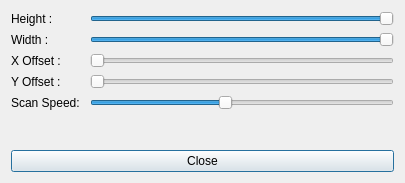
First picture: the form in calibrer.ui, repository johnsudaar/EdgeNightController, before the edit.
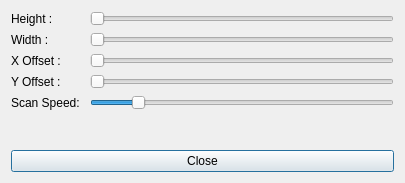
Second picture: the form after the edit.

The edit to the form file:
```diff
--- a/calibrer.ui
+++ b/calibrer.ui
@@ -32,7 +32,7 @@
         <number>65535</number>
        </property>
        <property name="value">
-        <number>65535</number>
+        <number>0</number>
        </property>
        <property name="orientation">
         <enum>Qt::Horizontal</enum>
@@ -52,7 +52,7 @@
         <number>65535</number>
        </property>
        <property name="value">
-        <number>65535</number>
+        <number>0</number>
        </property>
        <property name="orientation">
         <enum>Qt::Horizontal</enum>
@@ -103,13 +103,13 @@
      <item row="4" column="1">
       <widget class="QSlider" name="hs_scan_speed">
        <property name="minimum">
-        <number>2000</number>
+        <number>500</number>
        </property>
        <property name="maximum">
-        <number>20000</number>
+        <number>4000</number>
        </property>
        <property name="value">
-        <number>10000</number>
+        <number>1000</number>
        </property>
        <property name="orientation">
         <enum>Qt::Horizontal</enum>
```
